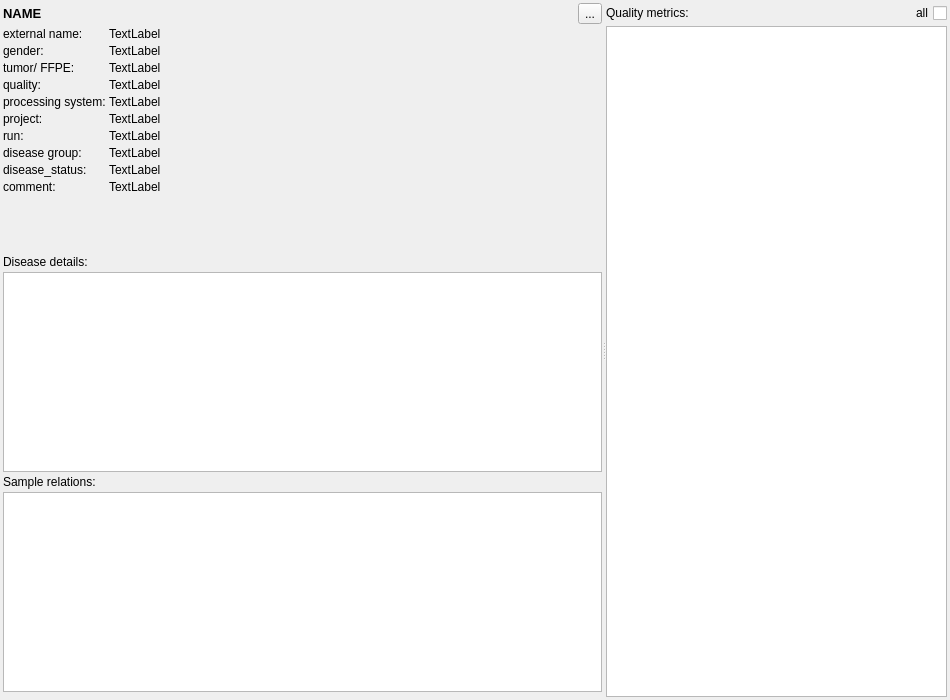
The window that src/GSvar/ProcessedSampleWidget.ui (imgag/ngs-bits) describes before a commit, drawn with Qt 5.
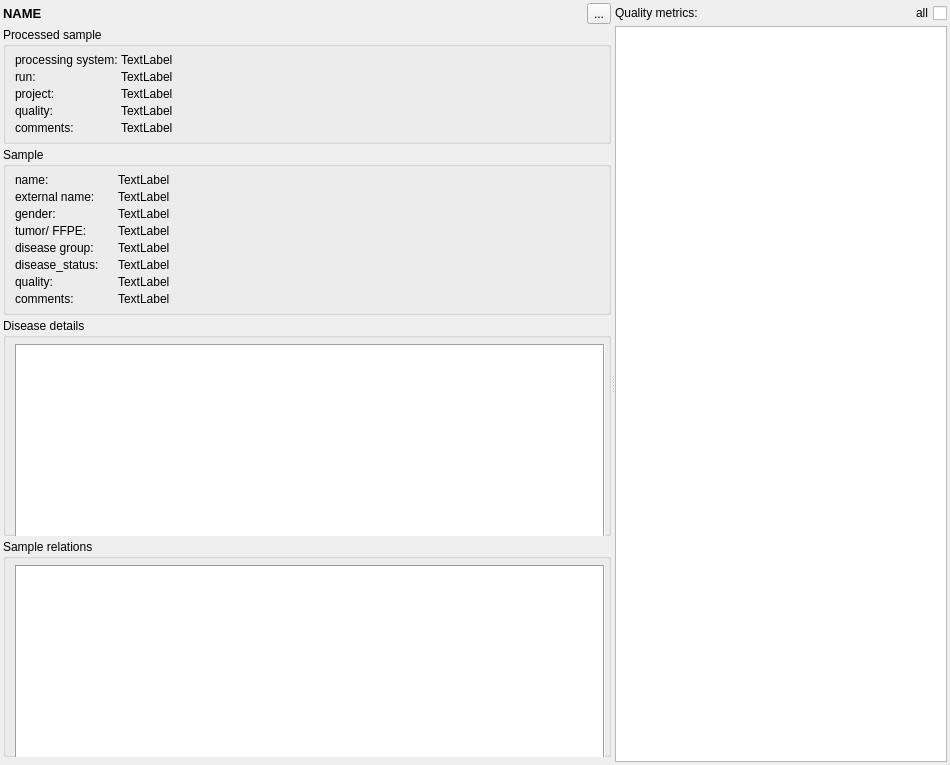
The same window after the commit. Icons and pictures are not drawn. Custom widgets are drawn as their Qt base class.

```diff
--- a/src/GSvar/ProcessedSampleWidget.ui
+++ b/src/GSvar/ProcessedSampleWidget.ui
@@ -7,13 +7,13 @@
     <x>0</x>
     <y>0</y>
     <width>950</width>
-    <height>700</height>
+    <height>765</height>
    </rect>
   </property>
   <property name="minimumSize">
    <size>
     <width>950</width>
-    <height>700</height>
+    <height>765</height>
    </size>
   </property>
   <property name="windowTitle">
@@ -43,7 +43,7 @@
      <property name="childrenCollapsible">
       <bool>false</bool>
      </property>
-     <widget class="QWidget" name="">
+     <widget class="QWidget" name="layoutWidget">
       <layout class="QVBoxLayout" name="verticalLayout_4">
        <property name="spacing">
         <number>3</number>
@@ -52,161 +52,7 @@
         <number>5</number>
        </property>
        <item>
-        <layout class="QFormLayout" name="formLayout">
-         <property name="horizontalSpacing">
-          <number>3</number>
-         </property>
-         <property name="verticalSpacing">
-          <number>3</number>
-         </property>
-         <item row="2" column="0">
-          <widget class="QLabel" name="label_6">
-           <property name="text">
-            <string>external name:</string>
-           </property>
-          </widget>
-         </item>
-         <item row="2" column="1">
-          <widget class="QLabel" name="name_external">
-           <property name="text">
-            <string>TextLabel</string>
-           </property>
-          </widget>
-         </item>
-         <item row="3" column="0">
-          <widget class="QLabel" name="label_7">
-           <property name="text">
-            <string>gender:</string>
-           </property>
-          </widget>
-         </item>
-         <item row="3" column="1">
-          <widget class="QLabel" name="gender">
-           <property name="text">
-            <string>TextLabel</string>
-           </property>
-          </widget>
-         </item>
-         <item row="4" column="0">
-          <widget class="QLabel" name="label_8">
-           <property name="text">
-            <string>tumor/ FFPE:</string>
-           </property>
-          </widget>
-         </item>
-         <item row="4" column="1">
-          <widget class="QLabel" name="tumor_ffpe">
-           <property name="text">
-            <string>TextLabel</string>
-           </property>
-          </widget>
-         </item>
-         <item row="5" column="0">
-          <widget class="QLabel" name="label_9">
-           <property name="text">
-            <string>quality:</string>
-           </property>
-          </widget>
-         </item>
-         <item row="5" column="1">
-          <widget class="QLabel" name="quality">
-           <property name="text">
-            <string>TextLabel</string>
-           </property>
-          </widget>
-         </item>
-         <item row="6" column="0">
-          <widget class="QLabel" name="label_3">
-           <property name="text">
-            <string>processing system:</string>
-           </property>
-          </widget>
-         </item>
-         <item row="6" column="1">
-          <widget class="QLabel" name="system">
-           <property name="text">
-            <string>TextLabel</string>
-           </property>
-          </widget>
-         </item>
-         <item row="7" column="0">
-          <widget class="QLabel" name="label_5">
-           <property name="text">
-            <string>project:</string>
-           </property>
-          </widget>
-         </item>
-         <item row="7" column="1">
-          <widget class="QLabel" name="project">
-           <property name="text">
-            <string>TextLabel</string>
-           </property>
-          </widget>
-         </item>
-         <item row="8" column="0">
-          <widget class="QLabel" name="label_4">
-           <property name="text">
-            <string>run:</string>
-           </property>
-          </widget>
-         </item>
-         <item row="8" column="1">
-          <widget class="QLabel" name="run">
-           <property name="text">
-            <string>TextLabel</string>
-           </property>
-          </widget>
-         </item>
-         <item row="9" column="0">
-          <widget class="QLabel" name="label_11">
-           <property name="text">
-            <string>disease group:</string>
-           </property>
-          </widget>
-         </item>
-         <item row="9" column="1">
-          <widget class="QLabel" name="disease_group">
-           <property name="text">
-            <string>TextLabel</string>
-           </property>
-          </widget>
-         </item>
-         <item row="10" column="0">
-          <widget class="QLabel" name="label_12">
-           <property name="text">
-            <string>disease_status:</string>
-           </property>
-          </widget>
-         </item>
-         <item row="10" column="1">
-          <widget class="QLabel" name="disease_status">
-           <property name="text">
-            <string>TextLabel</string>
-           </property>
-          </widget>
-         </item>
-         <item row="11" column="0">
-          <widget class="QLabel" name="label_10">
-           <property name="text">
-            <string>comment:</string>
-           </property>
-          </widget>
-         </item>
-         <item row="11" column="1">
-          <widget class="QLabel" name="comment">
-           <property name="text">
-            <string>TextLabel</string>
-           </property>
-           <property name="wordWrap">
-            <bool>true</bool>
-           </property>
-          </widget>
-         </item>
-         <item row="1" column="0" colspan="2">
-          <layout class="QHBoxLayout" name="horizontalLayout_2">
-           <property name="spacing">
-            <number>3</number>
-           </property>
+        <layout class="QHBoxLayout" name="horizontalLayout_3">
            <item>
             <widget class="QLabel" name="name">
              <property name="font">
@@ -237,7 +83,307 @@
            </item>
           </layout>
          </item>
-        </layout>
+       <item>
+        <widget class="QGroupBox" name="groupBox">
+         <property name="title">
+          <string>Processed sample</string>
+         </property>
+         <property name="flat">
+          <bool>true</bool>
+         </property>
+         <layout class="QFormLayout" name="formLayout_2">
+          <property name="rowWrapPolicy">
+           <enum>QFormLayout::WrapLongRows</enum>
+          </property>
+          <property name="horizontalSpacing">
+           <number>3</number>
+          </property>
+          <property name="verticalSpacing">
+           <number>3</number>
+          </property>
+          <property name="leftMargin">
+           <number>9</number>
+          </property>
+          <property name="topMargin">
+           <number>6</number>
+          </property>
+          <property name="rightMargin">
+           <number>3</number>
+          </property>
+          <property name="bottomMargin">
+           <number>6</number>
+          </property>
+          <item row="0" column="0">
+           <widget class="QLabel" name="label_3">
+            <property name="minimumSize">
+             <size>
+              <width>100</width>
+              <height>0</height>
+             </size>
+            </property>
+            <property name="text">
+             <string>processing system:</string>
+            </property>
+           </widget>
+          </item>
+          <item row="0" column="1">
+           <widget class="QLabel" name="system">
+            <property name="text">
+             <string>TextLabel</string>
+            </property>
+            <property name="textInteractionFlags">
+             <set>Qt::LinksAccessibleByMouse|Qt::TextSelectableByMouse</set>
+            </property>
+           </widget>
+          </item>
+          <item row="1" column="0">
+           <widget class="QLabel" name="label_4">
+            <property name="text">
+             <string>run:</string>
+            </property>
+           </widget>
+          </item>
+          <item row="1" column="1">
+           <widget class="QLabel" name="run">
+            <property name="text">
+             <string>TextLabel</string>
+            </property>
+            <property name="textInteractionFlags">
+             <set>Qt::LinksAccessibleByMouse|Qt::TextSelectableByMouse</set>
+            </property>
+           </widget>
+          </item>
+          <item row="2" column="0">
+           <widget class="QLabel" name="label_5">
+            <property name="text">
+             <string>project:</string>
+            </property>
+           </widget>
+          </item>
+          <item row="2" column="1">
+           <widget class="QLabel" name="project">
+            <property name="text">
+             <string>TextLabel</string>
+            </property>
+            <property name="textInteractionFlags">
+             <set>Qt::LinksAccessibleByMouse|Qt::TextSelectableByMouse</set>
+            </property>
+           </widget>
+          </item>
+          <item row="3" column="0">
+           <widget class="QLabel" name="label_9">
+            <property name="text">
+             <string>quality:</string>
+            </property>
+           </widget>
+          </item>
+          <item row="3" column="1">
+           <widget class="QLabel" name="quality">
+            <property name="text">
+             <string>TextLabel</string>
+            </property>
+            <property name="textInteractionFlags">
+             <set>Qt::LinksAccessibleByMouse|Qt::TextSelectableByMouse</set>
+            </property>
+           </widget>
+          </item>
+          <item row="4" column="0">
+           <widget class="QLabel" name="label_10">
+            <property name="text">
+             <string>comments:</string>
+            </property>
+           </widget>
+          </item>
+          <item row="4" column="1">
+           <widget class="QLabel" name="comments">
+            <property name="text">
+             <string>TextLabel</string>
+            </property>
+            <property name="wordWrap">
+             <bool>true</bool>
+            </property>
+            <property name="textInteractionFlags">
+             <set>Qt::LinksAccessibleByMouse|Qt::TextSelectableByMouse</set>
+            </property>
+           </widget>
+          </item>
+         </layout>
+        </widget>
+       </item>
+       <item>
+        <widget class="QGroupBox" name="groupBox_2">
+         <property name="title">
+          <string>Sample</string>
+         </property>
+         <property name="flat">
+          <bool>true</bool>
+         </property>
+         <layout class="QFormLayout" name="formLayout_3">
+          <property name="rowWrapPolicy">
+           <enum>QFormLayout::WrapLongRows</enum>
+          </property>
+          <property name="horizontalSpacing">
+           <number>3</number>
+          </property>
+          <property name="verticalSpacing">
+           <number>3</number>
+          </property>
+          <property name="leftMargin">
+           <number>9</number>
+          </property>
+          <property name="topMargin">
+           <number>6</number>
+          </property>
+          <property name="rightMargin">
+           <number>3</number>
+          </property>
+          <property name="bottomMargin">
+           <number>6</number>
+          </property>
+          <item row="1" column="0">
+           <widget class="QLabel" name="label_6">
+            <property name="text">
+             <string>external name:</string>
+            </property>
+           </widget>
+          </item>
+          <item row="1" column="1">
+           <widget class="QLabel" name="name_external">
+            <property name="text">
+             <string>TextLabel</string>
+            </property>
+            <property name="textInteractionFlags">
+             <set>Qt::LinksAccessibleByMouse|Qt::TextSelectableByMouse</set>
+            </property>
+           </widget>
+          </item>
+          <item row="3" column="0">
+           <widget class="QLabel" name="label_8">
+            <property name="text">
+             <string>tumor/ FFPE:</string>
+            </property>
+           </widget>
+          </item>
+          <item row="2" column="0">
+           <widget class="QLabel" name="label_7">
+            <property name="text">
+             <string>gender:</string>
+            </property>
+           </widget>
+          </item>
+          <item row="2" column="1">
+           <widget class="QLabel" name="gender">
+            <property name="text">
+             <string>TextLabel</string>
+            </property>
+            <property name="textInteractionFlags">
+             <set>Qt::LinksAccessibleByMouse|Qt::TextSelectableByMouse</set>
+            </property>
+           </widget>
+          </item>
+          <item row="3" column="1">
+           <widget class="QLabel" name="tumor_ffpe">
+            <property name="text">
+             <string>TextLabel</string>
+            </property>
+            <property name="textInteractionFlags">
+             <set>Qt::LinksAccessibleByMouse|Qt::TextSelectableByMouse</set>
+            </property>
+           </widget>
+          </item>
+          <item row="4" column="0">
+           <widget class="QLabel" name="label_11">
+            <property name="text">
+             <string>disease group:</string>
+            </property>
+           </widget>
+          </item>
+          <item row="5" column="0">
+           <widget class="QLabel" name="label_12">
+            <property name="text">
+             <string>disease_status:</string>
+            </property>
+           </widget>
+          </item>
+          <item row="4" column="1">
+           <widget class="QLabel" name="disease_group">
+            <property name="text">
+             <string>TextLabel</string>
+            </property>
+            <property name="textInteractionFlags">
+             <set>Qt::LinksAccessibleByMouse|Qt::TextSelectableByMouse</set>
+            </property>
+           </widget>
+          </item>
+          <item row="5" column="1">
+           <widget class="QLabel" name="disease_status">
+            <property name="text">
+             <string>TextLabel</string>
+            </property>
+            <property name="textInteractionFlags">
+             <set>Qt::LinksAccessibleByMouse|Qt::TextSelectableByMouse</set>
+            </property>
+           </widget>
+          </item>
+          <item row="0" column="0">
+           <widget class="QLabel" name="label_14">
+            <property name="minimumSize">
+             <size>
+              <width>100</width>
+              <height>0</height>
+             </size>
+            </property>
+            <property name="text">
+             <string>name:</string>
+            </property>
+           </widget>
+          </item>
+          <item row="0" column="1">
+           <widget class="QLabel" name="s_name">
+            <property name="text">
+             <string>TextLabel</string>
+            </property>
+            <property name="textInteractionFlags">
+             <set>Qt::LinksAccessibleByMouse|Qt::TextSelectableByMouse</set>
+            </property>
+           </widget>
+          </item>
+          <item row="6" column="0">
+           <widget class="QLabel" name="label_15">
+            <property name="text">
+             <string>quality:</string>
+            </property>
+           </widget>
+          </item>
+          <item row="6" column="1">
+           <widget class="QLabel" name="s_quality">
+            <property name="text">
+             <string>TextLabel</string>
+            </property>
+            <property name="textInteractionFlags">
+             <set>Qt::LinksAccessibleByMouse|Qt::TextSelectableByMouse</set>
+            </property>
+           </widget>
+          </item>
+          <item row="7" column="0">
+           <widget class="QLabel" name="label_2">
+            <property name="text">
+             <string>comments:</string>
+            </property>
+           </widget>
+          </item>
+          <item row="7" column="1">
+           <widget class="QLabel" name="s_comments">
+            <property name="text">
+             <string>TextLabel</string>
+            </property>
+            <property name="textInteractionFlags">
+             <set>Qt::LinksAccessibleByMouse|Qt::TextSelectableByMouse</set>
+            </property>
+           </widget>
+          </item>
+         </layout>
+        </widget>
        </item>
        <item>
         <spacer name="verticalSpacer_2">
@@ -253,17 +399,26 @@
         </spacer>
        </item>
        <item>
-        <layout class="QVBoxLayout" name="verticalLayout">
+        <widget class="QGroupBox" name="groupBox_3">
+         <property name="title">
+          <string>Disease details</string>
+         </property>
+         <property name="flat">
+          <bool>true</bool>
+         </property>
+         <layout class="QVBoxLayout" name="verticalLayout_6">
          <property name="spacing">
           <number>3</number>
          </property>
-         <item>
-          <widget class="QLabel" name="label_2">
-           <property name="text">
-            <string>Disease details:</string>
-           </property>
-          </widget>
-         </item>
+          <property name="topMargin">
+           <number>6</number>
+          </property>
+          <property name="rightMargin">
+           <number>3</number>
+          </property>
+          <property name="bottomMargin">
+           <number>6</number>
+          </property>
          <item>
           <widget class="DBTableWidget" name="disease_details">
            <property name="sizePolicy">
@@ -284,22 +439,35 @@
              <height>200</height>
             </size>
            </property>
+            <property name="frameShape">
+             <enum>QFrame::Box</enum>
+            </property>
           </widget>
          </item>
         </layout>
+        </widget>
        </item>
        <item>
-        <layout class="QVBoxLayout" name="verticalLayout_3">
+        <widget class="QGroupBox" name="groupBox_4">
+         <property name="title">
+          <string>Sample relations</string>
+         </property>
+         <property name="flat">
+          <bool>true</bool>
+         </property>
+         <layout class="QVBoxLayout" name="verticalLayout_7">
          <property name="spacing">
           <number>3</number>
          </property>
-         <item>
-          <widget class="QLabel" name="label_13">
-           <property name="text">
-            <string>Sample relations:</string>
-           </property>
-          </widget>
-         </item>
+          <property name="topMargin">
+           <number>6</number>
+          </property>
+          <property name="rightMargin">
+           <number>3</number>
+          </property>
+          <property name="bottomMargin">
+           <number>6</number>
+          </property>
          <item>
           <widget class="DBTableWidget" name="sample_relations">
            <property name="sizePolicy">
@@ -320,9 +488,13 @@
              <height>200</height>
             </size>
            </property>
+            <property name="frameShape">
+             <enum>QFrame::Box</enum>
+            </property>
           </widget>
          </item>
         </layout>
+        </widget>
        </item>
       </layout>
      </widget>
```
Lines whose indentation alone changed are shown as unchanged.
